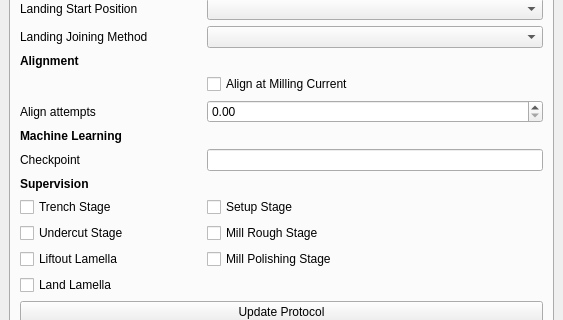
Before: the Qt Designer form autolamella/ui/qt/AutoLamellaUI.ui in DeMarcoLab/autolamella, drawn with Qt 5; both pictures show x 0 to 563 and y 338 to 658 of the 563 by 1002 pixel window.
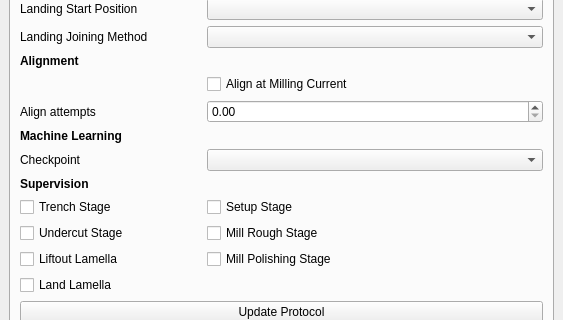
After: the same form once the commit is applied. The open tabs and pages were chosen to show the change.

```diff
--- a/autolamella/ui/qt/AutoLamellaUI.ui
+++ b/autolamella/ui/qt/AutoLamellaUI.ui
@@ -856,16 +856,6 @@
           </property>
          </widget>
         </item>
-        <item row="30" column="1">
-         <widget class="QLineEdit" name="lineEdit_ml_checkpoint">
-          <property name="sizePolicy">
-           <sizepolicy hsizetype="Preferred" vsizetype="Fixed">
-            <horstretch>0</horstretch>
-            <verstretch>0</verstretch>
-           </sizepolicy>
-          </property>
-         </widget>
-        </item>
         <item row="31" column="0" colspan="2">
          <widget class="QLabel" name="label_supervise_header">
           <property name="font">
@@ -941,6 +931,9 @@
           </property>
          </widget>
         </item>
+        <item row="30" column="1">
+         <widget class="QComboBox" name="comboBox_ml_checkpoint"/>
+        </item>
        </layout>
       </widget>
      </widget>
```
Left out of the diff: 2 changed lines with no effect on the pictures.
